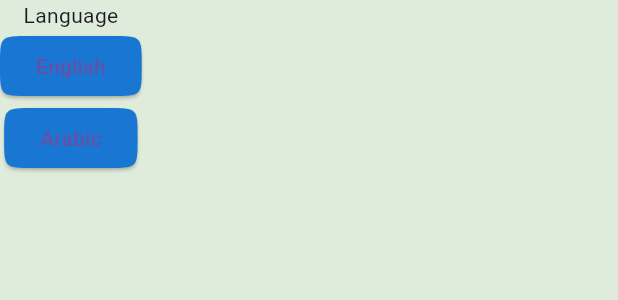
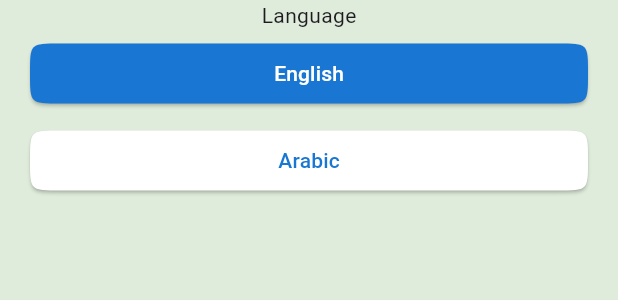
Before and after one commit to pgd8/ToDo, a Flutter app: the LanguageSheet widget shown alone on an empty page, opened directly, on a phone screen of 412 x 824 dp. Shown: the top 300 px of the screen. Run offline on Flutter 3.47's test engine with Material 3 defaults, Android fonts, the phone set to English and light mode, and no system bars; our stand-ins replace date_picker_timeline, firebase_core; accounts and stored records are empty; generated files the repository leaves out were written again.

Commit message:
provider update language sheet update

```diff
--- a/lib/My_App/my_app.dart
+++ b/lib/My_App/my_app.dart
@@ -1,11 +1,17 @@
 import 'package:flutter/material.dart';
+import 'package:provider/provider.dart';
 import 'package:todo/My_App/my_theme.dart';
+import 'package:todo/Providers/my_provider.dart';
 import 'package:todo/Screens/home_screen.dart';
 import 'package:todo/Screens/splash_screen.dart';
 
 class MyApp extends StatelessWidget {
   @override
   Widget build(BuildContext context) {
+    return ChangeNotifierProvider(
+      create: (context) => MyProvider(),
+      builder: (context, child) {
+        var provider = Provider.of<MyProvider>(context);
         return MaterialApp(
           debugShowCheckedModeBanner: false,
           title: 'To Do',
@@ -18,5 +24,7 @@ class MyApp extends StatelessWidget {
             HomeScreen.routeName: (context) => HomeScreen()
           },
         );
+      },
+    );
   }
 }
--- a/lib/Screens/home_screen.dart
+++ b/lib/Screens/home_screen.dart
@@ -2,6 +2,7 @@
 
 import 'package:flutter/material.dart';
 import 'package:todo/Shared_Components/add_task_form.dart';
+import 'package:todo/Tabs/settings_tab.dart';
 import 'package:todo/Tabs/tasks_tab.dart';
 
 class HomeScreen extends StatefulWidget {
@@ -56,5 +57,5 @@ class _HomeScreenState extends State<HomeScreen> {
     );
   }
 
-  List<Widget> tabs = [TasksTab(), Container()];
+  List<Widget> tabs = [TasksTab(), SettingsTab()];
 }
--- a/lib/Tabs/Settings_Tab_Components/language_sheet.dart
+++ b/lib/Tabs/Settings_Tab_Components/language_sheet.dart
@@ -1,26 +1,59 @@
 // ignore_for_file: use_key_in_widget_constructors
 import 'package:flutter/material.dart';
 import 'package:provider/provider.dart';
+import 'package:todo/My_App/my_theme.dart';
 import 'package:todo/Providers/my_provider.dart';
 
 class LanguageSheet extends StatelessWidget {
   @override
   Widget build(BuildContext context) {
     var provider = Provider.of<MyProvider>(context);
-    return Column(
+    return Container(
+      width: double.infinity,
+      child: Column(
+        mainAxisSize: MainAxisSize.min,
         children: [
           Text("Language"),
-        ElevatedButton(
+          Container(
+            width: double.infinity,
+            margin: const EdgeInsets.symmetric(horizontal: 20, vertical: 5),
+            child: ElevatedButton(
+                style: ElevatedButton.styleFrom(
+                    backgroundColor: provider.languageCode == "en"
+                        ? Colors.blue.shade700
+                        : Colors.white),
                 onPressed: () {
                   provider.changeLanguage("en");
                 },
-            child: Text("English")),
-        ElevatedButton(
+                child: Text(
+                  "English",
+                  style: TextStyle(
+                      color: provider.languageCode == "en"
+                          ? Colors.white
+                          : Colors.blue.shade700),
+                )),
+          ),
+          Container(
+            width: double.infinity,
+            margin: const EdgeInsets.symmetric(horizontal: 20, vertical: 5),
+            child: ElevatedButton(
+                style: ElevatedButton.styleFrom(
+                    backgroundColor: provider.languageCode == "ar"
+                        ? Colors.blue.shade700
+                        : Colors.white),
                 onPressed: () {
                   provider.changeLanguage("ar");
                 },
-            child: Text("Arabic")),
+                child: Text(
+                  "Arabic",
+                  style: TextStyle(
+                      color: provider.languageCode == "ar"
+                          ? Colors.white
+                          : Colors.blue.shade700),
+                )),
+          ),
         ],
+      ),
     );
   }
 }
--- a/lib/Tabs/settings_tab.dart
+++ b/lib/Tabs/settings_tab.dart
@@ -1,7 +1,9 @@
+// ignore_for_file: use_key_in_widget_constructors
+
 import 'package:flutter/material.dart';
 import 'package:todo/Tabs/Settings_Tab_Components/language_sheet.dart';
 
-class SettingsTabs extends StatelessWidget {
+class SettingsTab extends StatelessWidget {
   @override
   Widget build(BuildContext context) {
     return Column(
```
Lines whose indentation alone changed are shown as unchanged.
